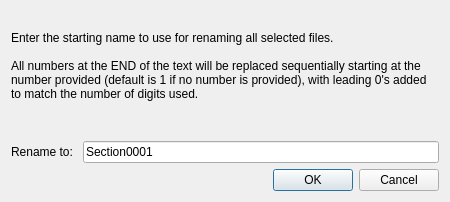
This is src/Sigil/Form_Files/RenameTemplate.ui in Sigil-Ebook/Sigil as Qt 5 draws it before an edit. The edited form follows.
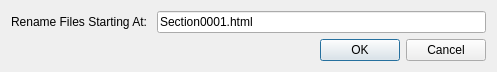
This is the edited form.

Commit message: Implement issue 1729 to allow bulk rename of files to change the extension.

Patch:
```diff
--- a/src/Sigil/Form_Files/RenameTemplate.ui
+++ b/src/Sigil/Form_Files/RenameTemplate.ui
@@ -6,8 +6,8 @@
    <rect>
     <x>0</x>
     <y>0</y>
-    <width>450</width>
-    <height>202</height>
+    <width>497</width>
+    <height>80</height>
    </rect>
   </property>
   <property name="sizePolicy">
@@ -23,45 +23,25 @@
    <property name="sizeConstraint">
     <enum>QLayout::SetMaximumSize</enum>
    </property>
-   <item row="2" column="0">
+   <item row="1" column="0">
     <layout class="QHBoxLayout" name="horizontalLayout">
      <item>
       <widget class="QLabel" name="label_2">
        <property name="text">
-        <string>Rename to: </string>
+        <string>Rename Files Starting At: </string>
        </property>
       </widget>
      </item>
      <item>
       <widget class="QLineEdit" name="renameTemplate">
        <property name="text">
-        <string>Section0001</string>
+        <string>Section0001.html</string>
        </property>
       </widget>
      </item>
     </layout>
    </item>
-   <item row="1" column="0">
-    <widget class="QLabel" name="label1">
-     <property name="toolTip">
-      <string> For example:
-
-&quot;Part1 - Chapter 003&quot; will rename the first file to &quot;Part1 - Chapter 003&quot; and the 10th file as &quot;Part1 - Chapter 012&quot;
-
-&quot;Section 1&quot; will rename the first file to &quot;Section 1&quot; and the 10th file as &quot;Section 10&quot;</string>
-     </property>
-     <property name="text">
-      <string>Enter the starting name to use for renaming all selected files.
-
-All numbers at the END of the text will be replaced sequentially starting at the number provided (default is 1 if no number is provided), with leading 0's added to match the number of digits used.
-</string>
-     </property>
-     <property name="wordWrap">
-      <bool>true</bool>
-     </property>
-    </widget>
-   </item>
-   <item row="3" column="0">
+   <item row="2" column="0">
     <widget class="QDialogButtonBox" name="buttonBox">
      <property name="orientation">
       <enum>Qt::Horizontal</enum>
```
Left out of the diff: 32 changed lines with no effect on the pictures. The commit also changes 1 other file.
